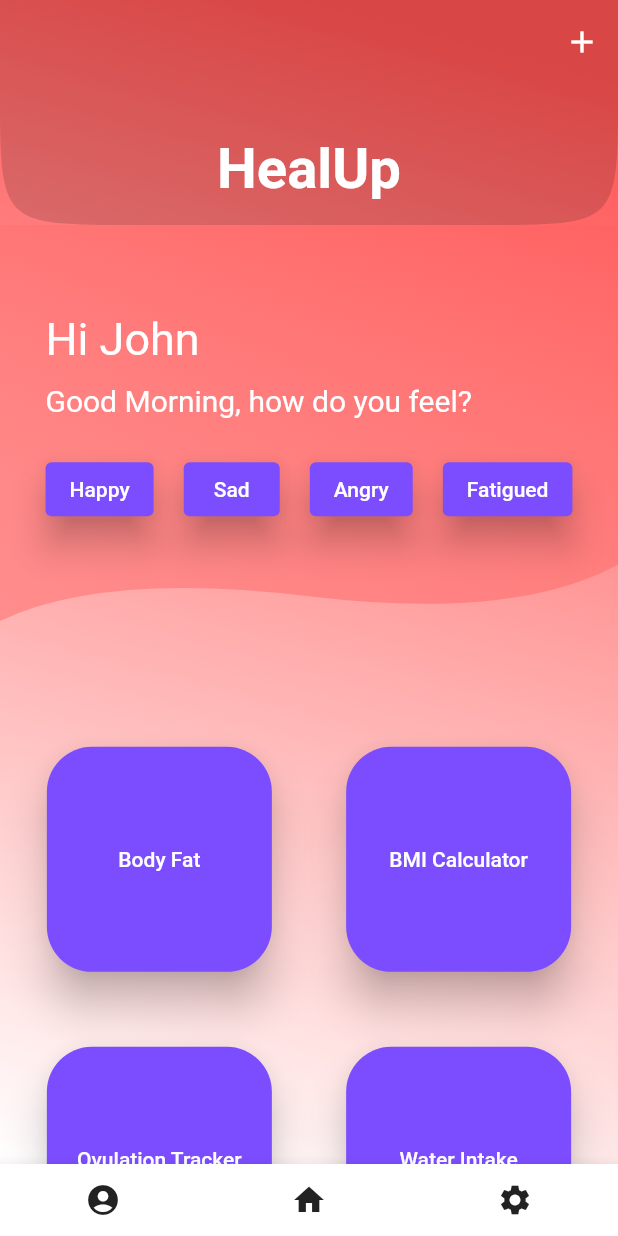
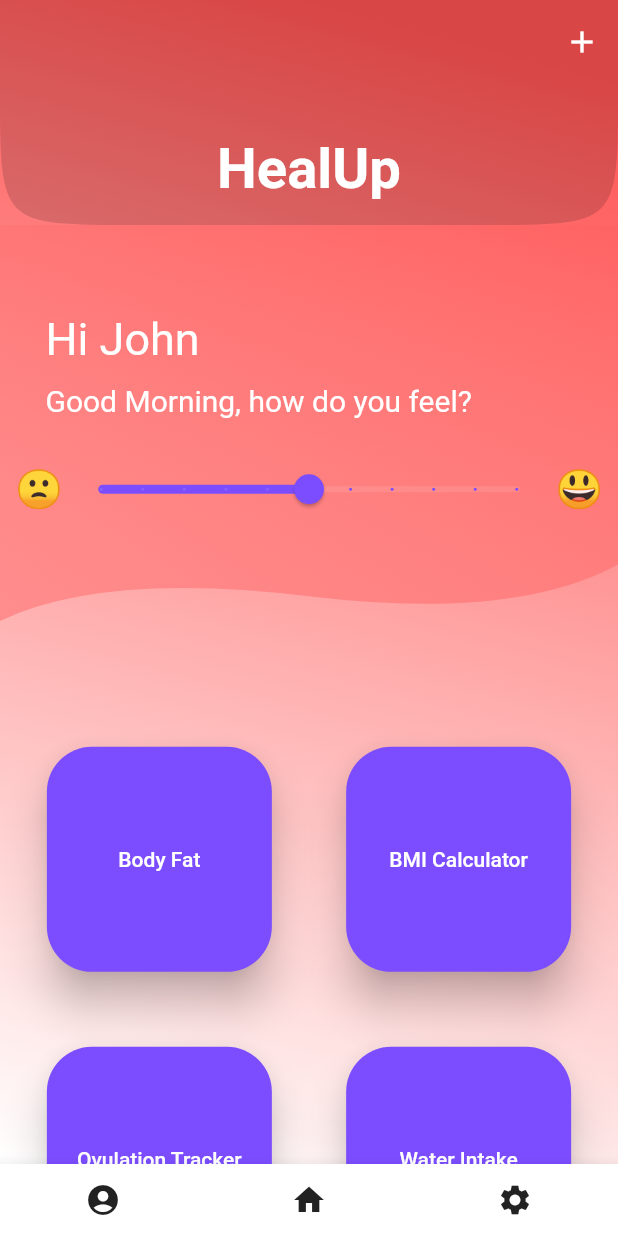
Before and after one commit to abhin-deb02/health_app, a Flutter app: the screen it shows after launch, on a phone screen of 412 x 824 dp. Run offline on Flutter 3.47's test engine with Material 2 defaults, Android fonts, the light colour scheme and no system bars.

Commit message:
Main screen slider.

```diff
--- a/lib/main.dart
+++ b/lib/main.dart
@@ -39,6 +39,8 @@ class _MainPageState extends State<MainPage> {
   // variables added by Abhinandan
   String name = "John";
   String day_state = "Morning";
+  double value = 50;
+
 
   @override
   Widget build(BuildContext context) {
@@ -143,43 +145,32 @@ class _MainPageState extends State<MainPage> {
                                 ),
                               ),
                               Row(
-                                mainAxisAlignment: MainAxisAlignment.spaceEvenly,
+                                mainAxisAlignment: MainAxisAlignment.spaceAround,
                                 children: [
-                                  ElevatedButton(
-                                    onPressed: () {},
-                                    style: ElevatedButton.styleFrom(
-                                      primary: Colors.deepPurpleAccent, // background
-                                      onPrimary: Colors.white, // foreground
-                                      elevation: 10,
+                                  const SizedBox(
+                                    child: Text('🙁',
+                                      style: TextStyle(fontSize: 25),
                                     ),
-                                    child: const Text('Happy'),
                                   ),
-                                  ElevatedButton(
-                                    onPressed: () {},
-                                    style: ElevatedButton.styleFrom(
-                                      primary: Colors.deepPurpleAccent, // background
-                                      onPrimary: Colors.white, // foreground
-                                      elevation: 10,
+                                  Expanded(
+                                    child: SizedBox(
+                                      child: Slider(
+                                        value: value,
+                                        min: 0,
+                                        max: 100,
+                                        divisions: 10,
+                                        activeColor: Colors.deepPurpleAccent,
+                                        inactiveColor: Colors.white10,
+                                        //label: value.round().toString(),
+                                        onChanged: (double value) => setState(() => this.value = value
+                                      ),
+                                      ),
                                     ),
-                                    child: const Text('Sad'),
                                   ),
-                                  ElevatedButton(
-                                    onPressed: () {},
-                                    style: ElevatedButton.styleFrom(
-                                      primary: Colors.deepPurpleAccent, // background
-                                      onPrimary: Colors.white, // foreground
-                                      elevation: 10,
-                                    ),
-                                    child: const Text('Angry'),
+                                  const SizedBox(
+                                  child: Text('😃',
+                                    style: TextStyle(fontSize: 25),
                                   ),
-                                  ElevatedButton(
-                                    onPressed: () {},
-                                    style: ElevatedButton.styleFrom(
-                                      primary: Colors.deepPurpleAccent, // background
-                                      onPrimary: Colors.white, // foreground
-                                      elevation: 10,
-                                    ),
-                                    child: const Text('Fatigued'),
                                   ),
                                 ],
                               ),
@@ -360,88 +351,6 @@ class _MainPageState extends State<MainPage> {
                             ),
                           ],
                         ),
-                        Row(
-                          mainAxisAlignment: MainAxisAlignment.spaceEvenly,
-                          children: [
-                            SizedBox(
-                              width: 150.0,
-                              height: 150.0,
-                              child: ElevatedButton(
-                                onPressed: () {},
-                                style: ElevatedButton.styleFrom(
-                                  primary: Colors.deepPurpleAccent,
-                                  onPrimary: Colors.white,
-                                  elevation: 12,
-                                  shape: RoundedRectangleBorder(
-                                    borderRadius: BorderRadius.circular(30.0),
-                                  ),
-                                ),
-                                child: const Text('Pregnancy due date'),
-                              ),
-                            ),
-                            const SizedBox(
-                              width: 20.0,
-                              height: 200.0,
-                            ),
-                            SizedBox(
-                              width: 150.0,
-                              height: 150.0,
-                              child: ElevatedButton(
-                                onPressed: () {},
-                                style: ElevatedButton.styleFrom(
-                                  primary: Colors.deepPurpleAccent,
-                                  onPrimary: Colors.white,
-                                  elevation: 12,
-                                  shape: RoundedRectangleBorder(
-                                    borderRadius: BorderRadius.circular(30.0),
-                                  ),
-                                ),
-                                child: const Text('Meditation Timer'),
-                              ),
-                            ),
-                          ],
-                        ),
-                        Row(
-                          mainAxisAlignment: MainAxisAlignment.spaceEvenly,
-                          children: [
-                            SizedBox(
-                              width: 150.0,
-                              height: 150.0,
-                              child: ElevatedButton(
-                                onPressed: () {},
-                                style: ElevatedButton.styleFrom(
-                                  primary: Colors.deepPurpleAccent,
-                                  onPrimary: Colors.white,
-                                  elevation: 12,
-                                  shape: RoundedRectangleBorder(
-                                    borderRadius: BorderRadius.circular(30.0),
-                                  ),
-                                ),
-                                child: const Text('Medical Records'),
-                              ),
-                            ),
-                            const SizedBox(
-                              width: 20.0,
-                              height: 200.0,
-                            ),
-                            SizedBox(
-                              width: 150.0,
-                              height: 150.0,
-                              child: ElevatedButton(
-                                onPressed: () {},
-                                style: ElevatedButton.styleFrom(
-                                  primary: Colors.deepPurpleAccent,
-                                  onPrimary: Colors.white,
-                                  elevation: 12,
-                                  shape: RoundedRectangleBorder(
-                                    borderRadius: BorderRadius.circular(30.0),
-                                  ),
-                                ),
-                                child: const Text('Prescription Record'),
-                              ),
-                            ),
-                          ],
-                        ),
                       ],
                     ),
                   );
```
Also changed, not shown: lib/OvulationCounter.dart (+59 -59 lines).
